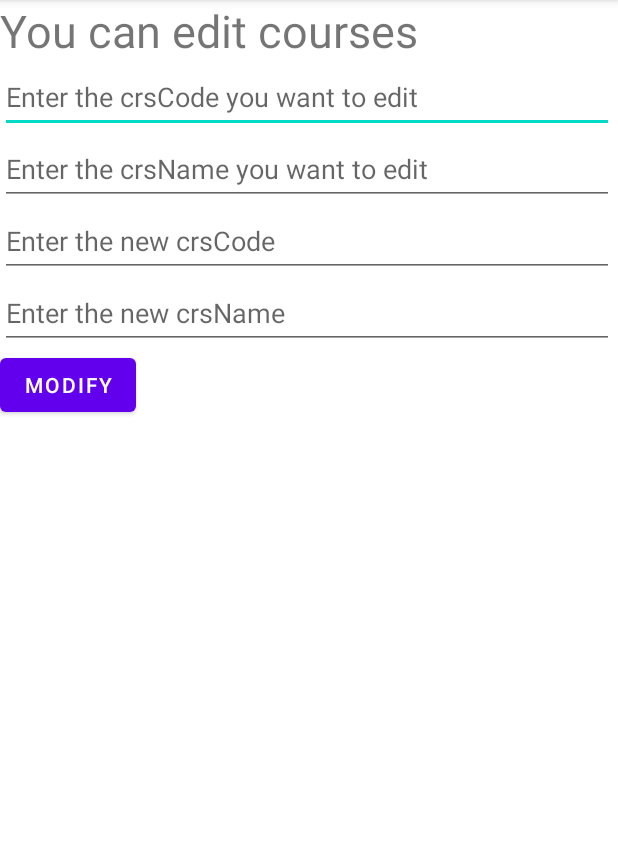
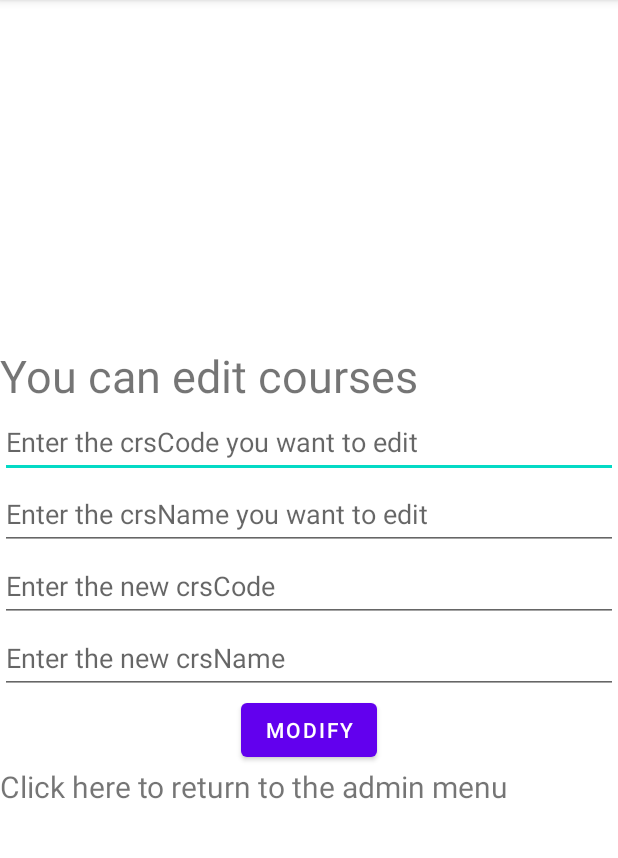
Before and after one commit to uOttawa-Summer2022/Project-Group-5, an Android app: the EditCourse screen opened directly, with no data from a screen before it, on a phone screen of 412 x 824 dp, the part 84-942 px from its top. Run offline under Robolectric (Android 15) with nearby library versions, the phone set to English and light mode, and no system bars.

```diff
--- a/app/src/main/AndroidManifest.xml
+++ b/app/src/main/AndroidManifest.xml
@@ -38,7 +38,7 @@
             android:name=".AdminActivity"
             android:exported="true"></activity>
         <activity
-            android:name=".EditCourse"
+            android:name=".Edit_course"
             android:exported="true"></activity>
 
     </application>
--- a/app/src/main/java/com/example/course_booking/SignupActivity.java
+++ b/app/src/main/java/com/example/course_booking/SignupActivity.java
@@ -35,7 +35,7 @@ public class SignupActivity extends AppCompatActivity {
         password = findViewById(R.id.passwordForm);
         btnSignUp = findViewById(R.id.btnSignup);
         returnLogin = findViewById(R.id.returnLogin);
-        RadioGroup radiogroup = (RadioGroup) findViewById(R.id.grpAccType);
+        RadioGroup radiogroup = findViewById(R.id.grpAccType);
 
 
         // find the radio button by returned id
@@ -49,11 +49,11 @@ public class SignupActivity extends AppCompatActivity {
             @Override
             public void onClick(View v) {
                 int selectedId = radiogroup.getCheckedRadioButtonId();
-                RadioButton radioBtn = (RadioButton) findViewById(selectedId);
+                RadioButton radioBtn = findViewById(selectedId);
                 //get data from EditTexts into String variables
                 String nameTxt = username.getText().toString();
                 String passwordTxt = password.getText().toString();
-                String accTypeSTR = (String) radioBtn.getText().toString();
+                String accTypeSTR = radioBtn.getText().toString();
                 Type accType = null;
                 if (accTypeSTR.equals("Student")){
                     accType = Type.STUDENT;
--- a/app/src/main/res/layout/activity_edit_course.xml
+++ b/app/src/main/res/layout/activity_edit_course.xml
@@ -7,11 +7,12 @@
     tools:context=".EditCourse">
 
     <LinearLayout
-        android:layout_width="409dp"
-        android:layout_height="729dp"
+        android:layout_width="match_parent"
+        android:layout_height="match_parent"
         android:orientation="vertical"
         tools:layout_editor_absoluteX="1dp"
-        tools:layout_editor_absoluteY="1dp">
+        tools:layout_editor_absoluteY="1dp"
+        android:gravity="center">
 
         <TextView
             android:id="@+id/textView2"
@@ -21,7 +22,7 @@
             android:text="You can edit courses" />
 
         <EditText
-            android:id="@+id/editTextTextPersonName"
+            android:id="@+id/oldCourseCode"
             android:layout_width="match_parent"
             android:layout_height="wrap_content"
             android:ems="10"
@@ -30,7 +31,7 @@
             android:hint="Enter the crsCode you want to edit" />
 
         <EditText
-            android:id="@+id/editTextTextPersonName2"
+            android:id="@+id/oldCourseName"
             android:layout_width="match_parent"
             android:layout_height="wrap_content"
             android:ems="10"
@@ -40,7 +41,7 @@
 
 
         <EditText
-            android:id="@+id/editTextTextPersonName3"
+            android:id="@+id/newCourseCode"
             android:layout_width="match_parent"
             android:layout_height="wrap_content"
             android:ems="10"
@@ -49,7 +50,7 @@
             android:hint="Enter the new crsCode " />
 
         <EditText
-            android:id="@+id/editTextTextPersonName4"
+            android:id="@+id/newCourseName"
             android:layout_width="match_parent"
             android:layout_height="wrap_content"
             android:ems="10"
@@ -62,5 +63,12 @@
             android:layout_width="wrap_content"
             android:layout_height="wrap_content"
             android:text="@string/modify" />
+
+        <TextView
+            android:id="@+id/returnAdmin"
+            android:layout_width="match_parent"
+            android:layout_height="wrap_content"
+            android:textSize="20sp"
+            android:text="Click here to return to the admin menu" />
     </LinearLayout>
 </androidx.constraintlayout.widget.ConstraintLayout>
--- a/app/src/main/res/layout/signup.xml
+++ b/app/src/main/res/layout/signup.xml
@@ -60,13 +60,15 @@
                 android:id="@+id/rdStudent"
                 android:layout_width="match_parent"
                 android:layout_height="wrap_content"
-                android:text="@string/student" />
+                android:text="@string/student"
+                android:checked="true" />
 
             <RadioButton
                 android:id="@+id/rdInstructor"
                 android:layout_width="match_parent"
                 android:layout_height="wrap_content"
-                android:text="@string/instructor" />
+                android:text="@string/instructor"
+                android:checked="false" />
         </RadioGroup>
 
     </LinearLayout>
```
Also changed, not shown: app/src/main/java/com/example/course_booking/AdminActivity.java (+26 -2 lines), app/src/main/java/com/example/course_booking/DBHelper_course.java (+23 -5 lines), app/src/main/java/com/example/course_booking/Edit_course.java (added, +69 -0 lines), app/src/main/res/layout/admin.xml (+8 -0 lines).
